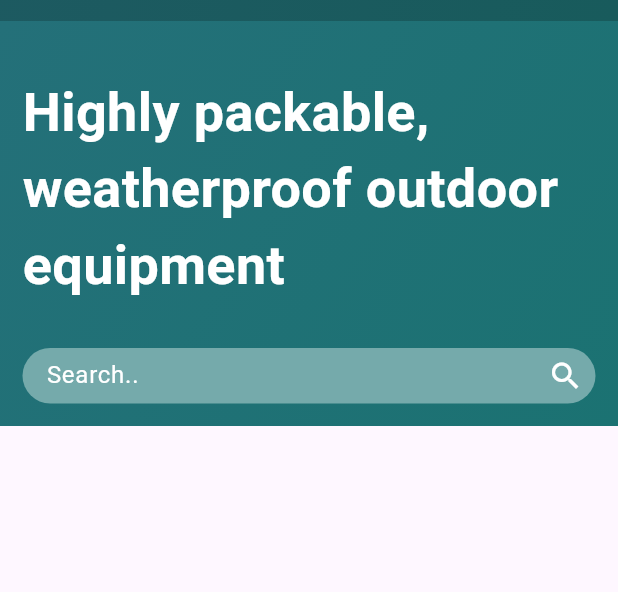
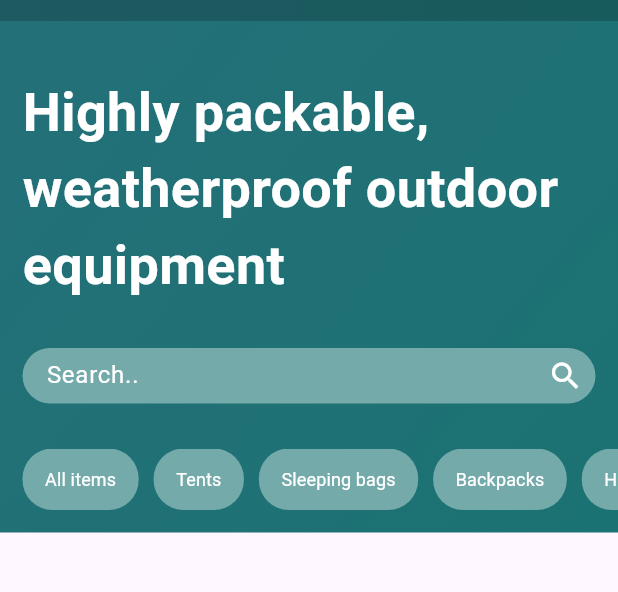
Before and after one commit to hyeonginju/dg_asmt_peter, a Flutter app: the screen it shows after launch, on a phone screen of 412 x 824 dp, the part 96-688 px from its top. Run offline on Flutter 3.47's test engine with Material 3 defaults, Android fonts, the phone set to English and light mode, and no system bars.

Commit message:
💄 add multiselectionButtons

```diff
--- a/lib/screens/home_screen.dart
+++ b/lib/screens/home_screen.dart
@@ -2,6 +2,7 @@ import 'package:dg_asmt_peter/theme/app_colors.dart';
 import 'package:dg_asmt_peter/theme/app_icons.dart';
 import 'package:dg_asmt_peter/widgets/custom_search_bar.dart';
 import 'package:dg_asmt_peter/widgets/header_text.dart';
+import 'package:dg_asmt_peter/widgets/multi_select_buttons.dart';
 import 'package:flutter/material.dart';
 
 class HomeScreen extends StatefulWidget {
@@ -73,6 +74,7 @@ class _HomeScreenState extends State<HomeScreen> {
                 title: 'Highly packable, weatherproof outdoor equipment',
               ),
               CustomSearchBar(),
+              MultiSelectButtons(items: items),
             ],
           ),
         ),
--- /dev/null
+++ b/lib/widgets/multi_select_buttons.dart
@@ -0,0 +1,103 @@
+import 'package:dg_asmt_peter/theme/app_colors.dart';
+import 'package:flutter/material.dart';
+
+class MultiSelectButtons extends StatefulWidget {
+  final List<String> items;
+  const MultiSelectButtons({super.key, required this.items});
+
+  @override
+  _MultiSelectButtonsState createState() => _MultiSelectButtonsState();
+}
+
+class _MultiSelectButtonsState extends State<MultiSelectButtons> {
+  List<bool> selectedItems = [];
+  bool isAllSelected = false;
+
+  @override
+  void initState() {
+    super.initState();
+    selectedItems = List.filled(widget.items.length, false);
+  }
+
+  void _onAllItemsPressed() {
+    setState(() {
+      isAllSelected = !isAllSelected;
+      selectedItems = List.filled(widget.items.length, isAllSelected);
+    });
+  }
+
+  void _onItemPressed(int index) {
+    setState(() {
+      selectedItems[index] = !selectedItems[index];
+
+      if (selectedItems.every((selected) => selected)) {
+        isAllSelected = true;
+      } else {
+        isAllSelected = false;
+      }
+    });
+  }
+
+  @override
+  Widget build(BuildContext context) {
+    return Padding(
+      padding: const EdgeInsets.symmetric(vertical: 15),
+      child: SingleChildScrollView(
+        scrollDirection: Axis.horizontal,
+        child: Row(
+          children: [
+            SizedBox(width: 15),
+            _buildButton(
+              text: 'All items',
+              isSelected: isAllSelected,
+              onPressed: _onAllItemsPressed,
+            ),
+
+            ...widget.items.asMap().entries.map((entry) {
+              int index = entry.key;
+              String item = entry.value;
+
+              return Padding(
+                padding: const EdgeInsets.only(left: 10.0),
+                child: _buildButton(
+                  text: item,
+                  isSelected: selectedItems[index],
+                  onPressed: () => _onItemPressed(index),
+                ),
+              );
+            }),
+
+            SizedBox(width: 15),
+          ],
+        ),
+      ),
+    );
+  }
+
+  Widget _buildButton({
+    required String text,
+    required bool isSelected,
+    required VoidCallback onPressed,
+  }) {
+    return ElevatedButton(
+      onPressed: onPressed,
+      style: ElevatedButton.styleFrom(
+        backgroundColor: isSelected
+            ? AppColors.mainColorDeep
+            : AppColors.mainColorLight,
+        foregroundColor: AppColors.white,
+        elevation: 0,
+        shape: RoundedRectangleBorder(
+          borderRadius: BorderRadius.circular(20.0),
+        ),
+        padding: EdgeInsets.symmetric(horizontal: 15.0, vertical: 12.0),
+        minimumSize: Size.zero,
+        tapTargetSize: MaterialTapTargetSize.shrinkWrap,
+      ),
+      child: Text(
+        text,
+        style: TextStyle(fontSize: 12.0, fontWeight: FontWeight.normal),
+      ),
+    );
+  }
+}
```
